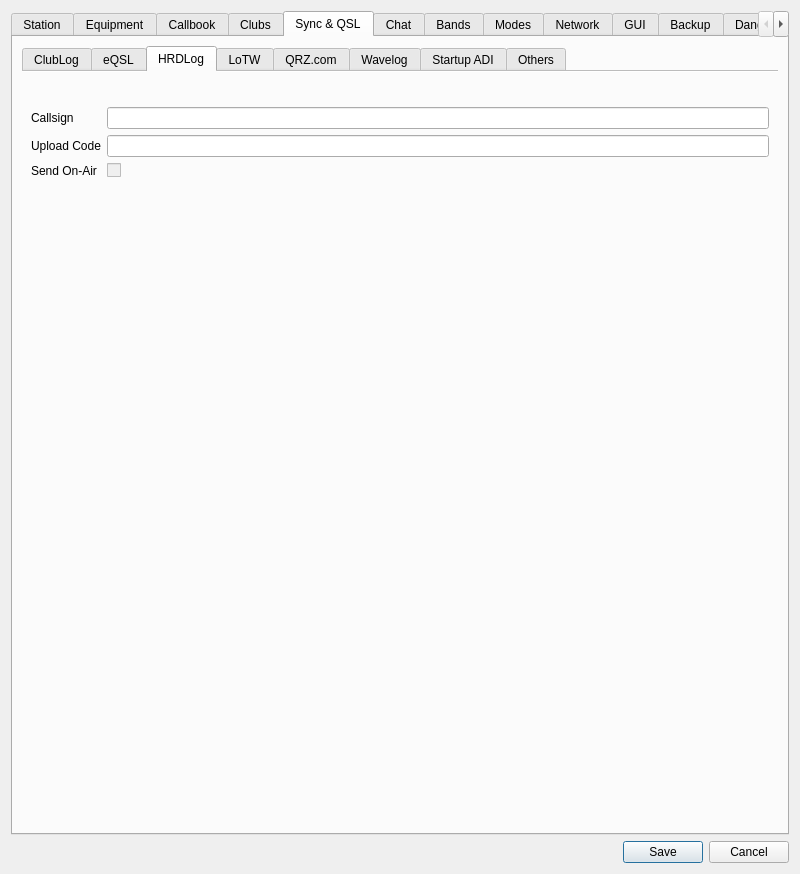
Above: ui/SettingsDialog.ui from foldynl/QLog before the change. Below: the same form after it.
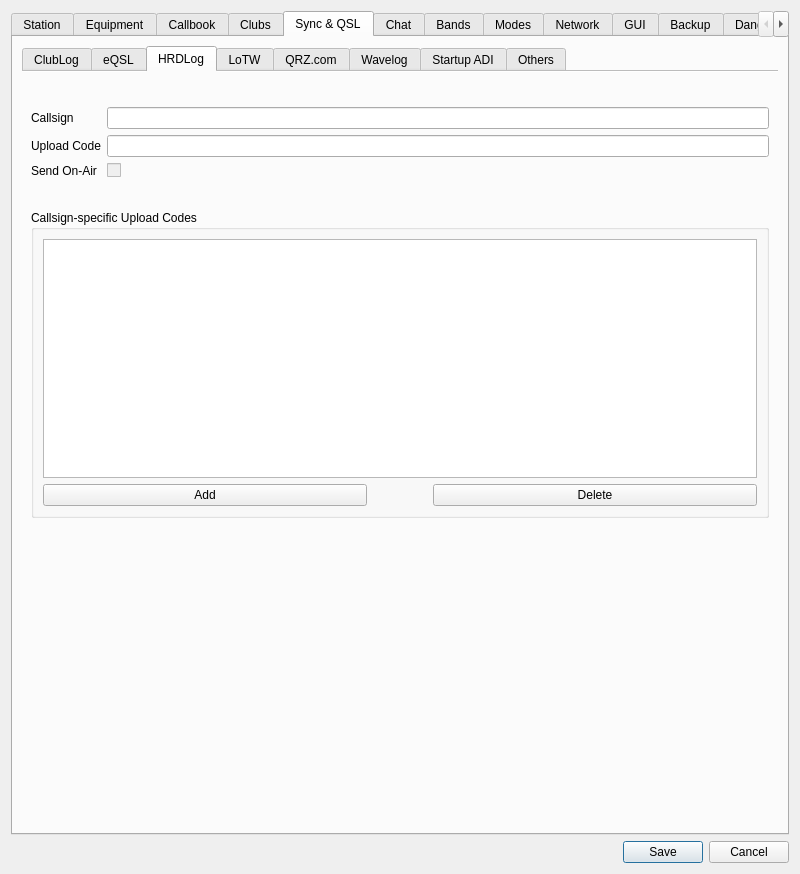
That is the form after the change. The open tabs and pages were chosen to show the change. Icons and pictures are not drawn. Custom widgets are drawn as their Qt base class.

Commit message: HRDLog: Added callsign-specific upload codes (#888)

```diff
--- a/ui/SettingsDialog.ui
+++ b/ui/SettingsDialog.ui
@@ -3834,6 +3834,93 @@
              </property>
             </widget>
            </item>
+           <item row="4" column="0">
+            <spacer name="verticalSpacer_28">
+             <property name="orientation">
+              <enum>Qt::Vertical</enum>
+             </property>
+             <property name="sizeType">
+              <enum>QSizePolicy::Maximum</enum>
+             </property>
+             <property name="sizeHint" stdset="0">
+              <size>
+               <width>20</width>
+               <height>20</height>
+              </size>
+             </property>
+            </spacer>
+           </item>
+           <item row="5" column="0" colspan="2">
+            <widget class="QGroupBox" name="groupBox_21">
+             <property name="title">
+              <string>Callsign-specific Upload Codes</string>
+             </property>
+             <layout class="QVBoxLayout" name="verticalLayout_25">
+              <item>
+               <widget class="QTableView" name="hrdlogCallsignCodeTableView">
+                <property name="alternatingRowColors">
+                 <bool>true</bool>
+                </property>
+                <property name="selectionMode">
+                 <enum>QAbstractItemView::SingleSelection</enum>
+                </property>
+                <property name="verticalScrollMode">
+                 <enum>QAbstractItemView::ScrollPerPixel</enum>
+                </property>
+                <property name="horizontalScrollMode">
+                 <enum>QAbstractItemView::ScrollPerPixel</enum>
+                </property>
+                <attribute name="horizontalHeaderMinimumSectionSize">
+                 <number>300</number>
+                </attribute>
+                <attribute name="horizontalHeaderStretchLastSection">
+                 <bool>true</bool>
+                </attribute>
+                <attribute name="verticalHeaderVisible">
+                 <bool>false</bool>
+                </attribute>
+               </widget>
+              </item>
+              <item>
+               <layout class="QHBoxLayout" name="horizontalLayout_385">
+                <property name="bottomMargin">
+                 <number>0</number>
+                </property>
+                <item>
+                 <widget class="QPushButton" name="hrdlogCallsignCodeAddButton">
+                  <property name="text">
+                   <string>Add</string>
+                  </property>
+                 </widget>
+                </item>
+                <item>
+                 <spacer name="horizontalSpacer_85">
+                  <property name="orientation">
+                   <enum>Qt::Horizontal</enum>
+                  </property>
+                  <property name="sizeType">
+                   <enum>QSizePolicy::Maximum</enum>
+                  </property>
+                  <property name="sizeHint" stdset="0">
+                   <size>
+                    <width>60</width>
+                    <height>20</height>
+                   </size>
+                  </property>
+                 </spacer>
+                </item>
+                <item>
+                 <widget class="QPushButton" name="hrdlogCallsignCodeDelButton">
+                  <property name="text">
+                   <string>Delete</string>
+                  </property>
+                 </widget>
+                </item>
+               </layout>
+              </item>
+             </layout>
+            </widget>
+           </item>
           </layout>
          </widget>
          <widget class="QWidget" name="lotwSyncQSLTab">
```
Left out of the diff: 34 changed lines with no effect on the pictures. The commit also changes 8 other files.
